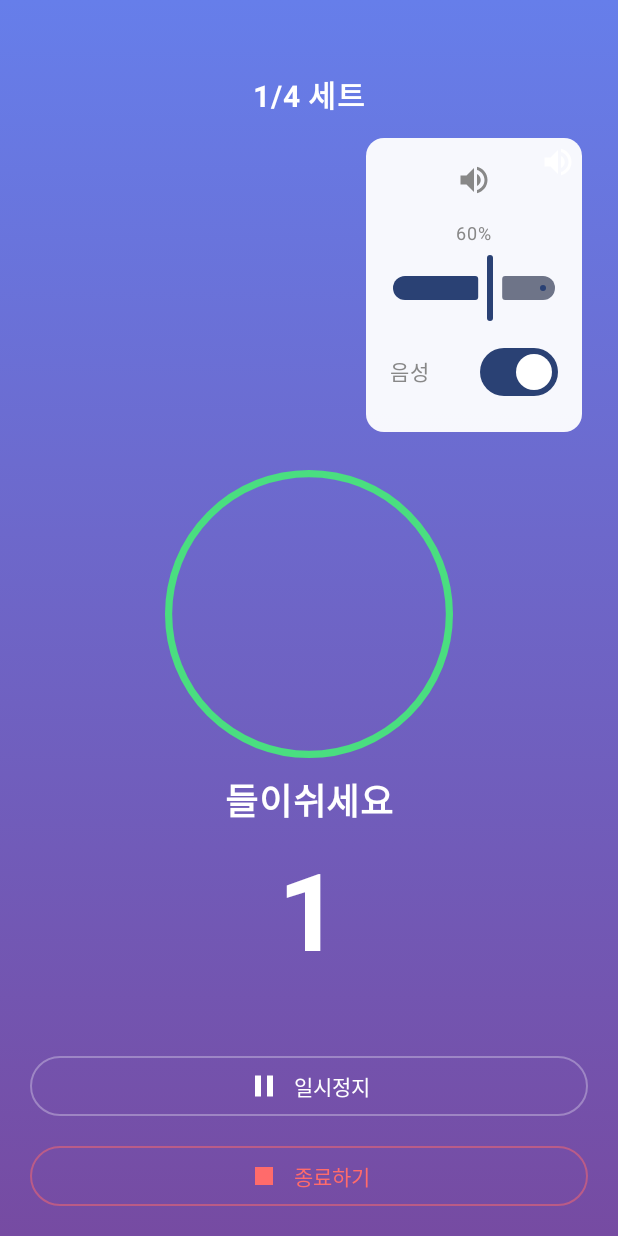
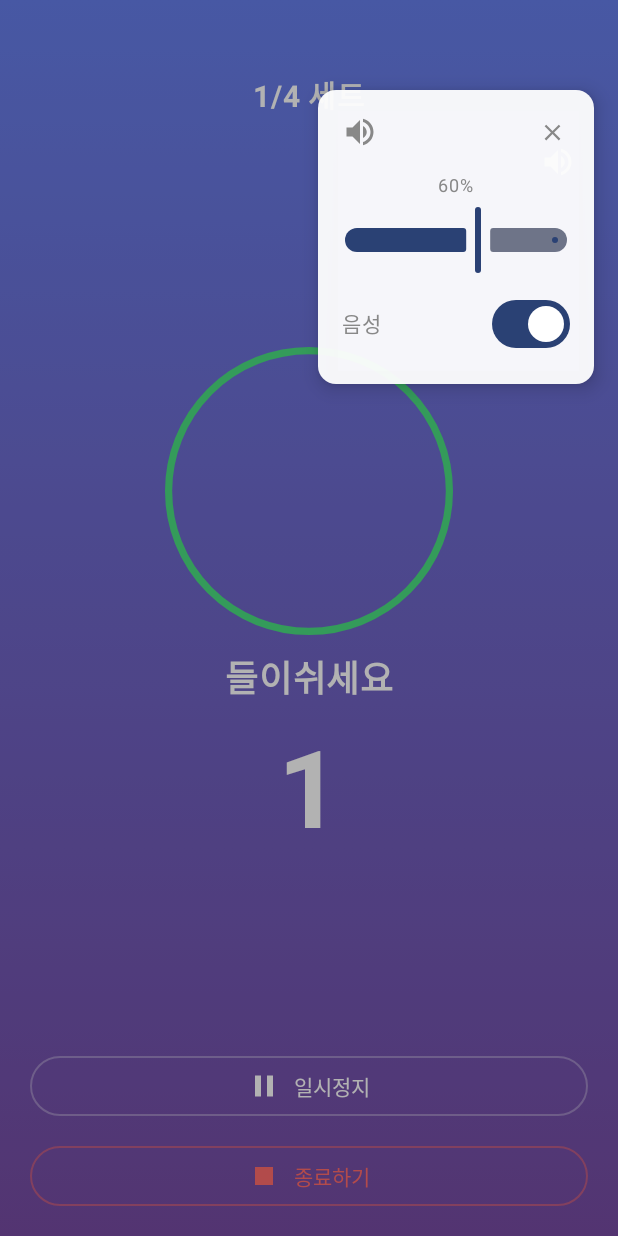
Before and after one commit to Pakker7/breathing-app, an Android app built with Jetpack Compose: the BreathingScreen screen opened through its navigation route, after a tap on "음량 조절", on a phone screen of 412 x 824 dp. Run offline under Robolectric (Android 15) with nearby library versions, the phone set to English and light mode, and no system bars.

Commit message:
기록 css 수정, 숨쉬기 수정

```diff
--- a/app/src/main/java/com/breathing/app/screens/BreathingScreen.kt
+++ b/app/src/main/java/com/breathing/app/screens/BreathingScreen.kt
@@ -3,10 +3,12 @@ package com.breathing.app.screens
 import androidx.compose.animation.core.*
 import androidx.compose.foundation.background
 import androidx.compose.foundation.border
+import androidx.compose.foundation.clickable
 import androidx.compose.foundation.layout.*
 import androidx.compose.foundation.shape.CircleShape
 import androidx.compose.foundation.shape.RoundedCornerShape
 import androidx.compose.material.icons.Icons
+import androidx.compose.material.icons.filled.Close
 import androidx.compose.material.icons.filled.Pause
 import androidx.compose.material.icons.filled.PlayArrow
 import androidx.compose.material.icons.filled.Refresh
@@ -179,14 +181,6 @@ fun BreathingScreen(
                         imageVector = Icons.Default.VolumeUp,
                         contentDescription = "음량 조절",
                         tint = Color.White
-                    )
-                }
-                if (showVolumeControl) {
-                    VolumeControl(
-                        settings = audioSettings,
-                        onSettingsChange = onAudioSettingsChange,
-                        onDismiss = { showVolumeControl = false },
-                        modifier = Modifier.align(Alignment.TopEnd)
                     )
                 }
             }
@@ -394,24 +388,26 @@ fun BreathingScreen(
                 }
             }
         }
-    }
-}
 
-@Composable
-fun VolumeControl(
-    settings: AudioSettings,
-    onSettingsChange: (AudioSettings) -> Unit,
-    onDismiss: () -> Unit,
-    modifier: Modifier = Modifier
+        // Volume Control Modal - 최상위 레이어에 오버레이
+        if (showVolumeControl) {
+            Box(
+                modifier = Modifier
+                    .fillMaxSize()
+                    .background(Color.Black.copy(alpha = 0.3f))
+                    .clickable(onClick = { showVolumeControl = false }),
+                contentAlignment = Alignment.TopEnd
             ) {
                 Card(
-        modifier = modifier
-            .width(160.dp)
-            .padding(8.dp),
+                    modifier = Modifier
+                        .width(200.dp)
+                        .padding(top = 60.dp, end = 16.dp)
+                        .clickable(enabled = false, onClick = {}),
                     shape = RoundedCornerShape(12.dp),
                     colors = CardDefaults.cardColors(
                         containerColor = Color.White.copy(alpha = 0.95f)
-        )
+                    ),
+                    elevation = CardDefaults.cardElevation(defaultElevation = 8.dp)
                 ) {
                     Column(
                         modifier = Modifier
@@ -419,22 +415,41 @@ fun VolumeControl(
                             .padding(16.dp),
                         horizontalAlignment = Alignment.CenterHorizontally
                     ) {
+                        // Header with Close button
+                        Row(
+                            modifier = Modifier.fillMaxWidth(),
+                            horizontalArrangement = Arrangement.SpaceBetween,
+                            verticalAlignment = Alignment.CenterVertically
+                        ) {
                             Icon(
                                 imageVector = Icons.Default.VolumeUp,
                                 contentDescription = null,
                                 modifier = Modifier.size(24.dp),
                                 tint = Color.Gray
                             )
+                            IconButton(
+                                onClick = { showVolumeControl = false },
+                                modifier = Modifier.size(24.dp)
+                            ) {
+                                Icon(
+                                    imageVector = Icons.Default.Close,
+                                    contentDescription = "닫기",
+                                    tint = Color.Gray,
+                                    modifier = Modifier.size(18.dp)
+                                )
+                            }
+                        }
+
                         Spacer(modifier = Modifier.height(12.dp))
                         Text(
-                text = "${settings.volume}%",
+                            text = "${audioSettings.volume}%",
                             fontSize = 12.sp,
                             color = Color.Gray
                         )
                         Slider(
-                value = settings.volume.toFloat(),
+                            value = audioSettings.volume.toFloat(),
                             onValueChange = { value ->
-                    onSettingsChange(settings.copy(volume = value.toInt()))
+                                onAudioSettingsChange(audioSettings.copy(volume = value.toInt()))
                             },
                             valueRange = 0f..100f,
                             modifier = Modifier.fillMaxWidth()
@@ -447,12 +462,15 @@ fun VolumeControl(
                         ) {
                             Text("음성", fontSize = 14.sp, color = Color.Gray)
                             Switch(
-                    checked = settings.voiceGuide,
+                                checked = audioSettings.voiceGuide,
                                 onCheckedChange = { checked ->
-                        onSettingsChange(settings.copy(voiceGuide = checked))
+                                    onAudioSettingsChange(audioSettings.copy(voiceGuide = checked))
                                 }
                             )
                         }
                     }
                 }
             }
+        }
+    }
+}
--- a/app/src/main/java/com/breathing/app/screens/HistoryScreen.kt
+++ b/app/src/main/java/com/breathing/app/screens/HistoryScreen.kt
@@ -75,7 +75,7 @@ fun HistoryScreen(
             Row(
                 modifier = Modifier
                     .fillMaxWidth()
-                    .padding(16.dp),
+                    .padding(top = 48.dp, start = 16.dp, end = 16.dp, bottom = 16.dp),
                 verticalAlignment = Alignment.CenterVertically
             ) {
                 IconButton(onClick = onBack) {
```
Lines whose indentation alone changed are shown as unchanged.
